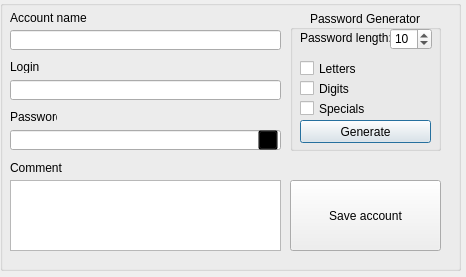
Above: QtProject/accountform.ui from 777AvEnGeR777/project before the change. Below: the same form after it.
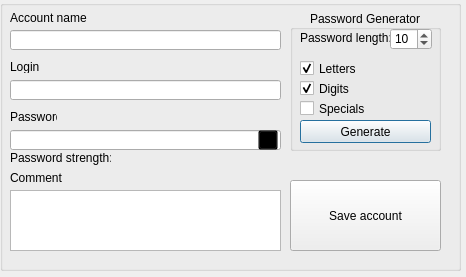
That is the form after the change. Icons and pictures are not drawn.

```diff
--- a/QtProject/accountform.ui
+++ b/QtProject/accountform.ui
@@ -75,6 +75,9 @@
      <property name="text">
       <string>Letters</string>
      </property>
+     <property name="checked">
+      <bool>true</bool>
+     </property>
     </widget>
     <widget class="QCheckBox" name="checkbox_digits">
      <property name="geometry">
@@ -88,6 +91,9 @@
      <property name="text">
       <string>Digits</string>
      </property>
+     <property name="checked">
+      <bool>true</bool>
+     </property>
     </widget>
     <widget class="QPushButton" name="button_generate">
      <property name="geometry">
@@ -191,9 +197,9 @@
     <property name="geometry">
      <rect>
       <x>10</x>
-      <y>180</y>
+      <y>190</y>
       <width>271</width>
-      <height>71</height>
+      <height>61</height>
      </rect>
     </property>
    </widget>
@@ -214,7 +220,7 @@
     <property name="geometry">
      <rect>
       <x>10</x>
-      <y>160</y>
+      <y>170</y>
       <width>61</width>
       <height>16</height>
      </rect>
@@ -266,6 +272,38 @@
      <bool>true</bool>
     </property>
    </widget>
+   <widget class="QLabel" name="label_password_2">
+    <property name="geometry">
+     <rect>
+      <x>10</x>
+      <y>150</y>
+      <width>101</width>
+      <height>16</height>
+     </rect>
+    </property>
+    <property name="text">
+     <string>Password strength:</string>
+    </property>
+   </widget>
+   <widget class="QLabel" name="label_password_strength">
+    <property name="geometry">
+     <rect>
+      <x>107</x>
+      <y>150</y>
+      <width>101</width>
+      <height>16</height>
+     </rect>
+    </property>
+    <property name="font">
+     <font>
+      <weight>75</weight>
+      <bold>true</bold>
+     </font>
+    </property>
+    <property name="text">
+     <string/>
+    </property>
+   </widget>
   </widget>
  </widget>
  <tabstops>
```
